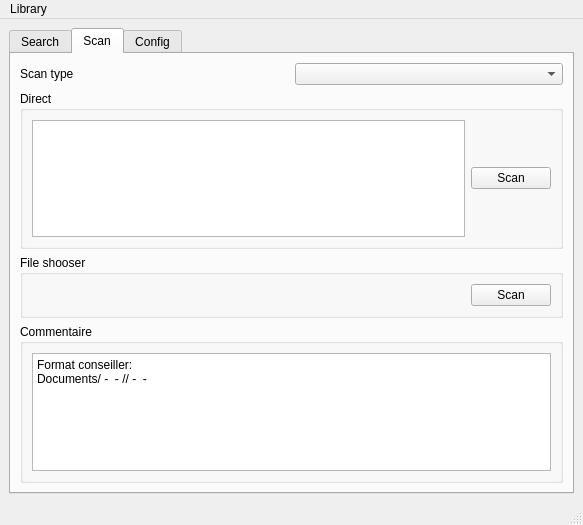
sbrunner/edocuments, file ui/main.ui: the form before one commit.
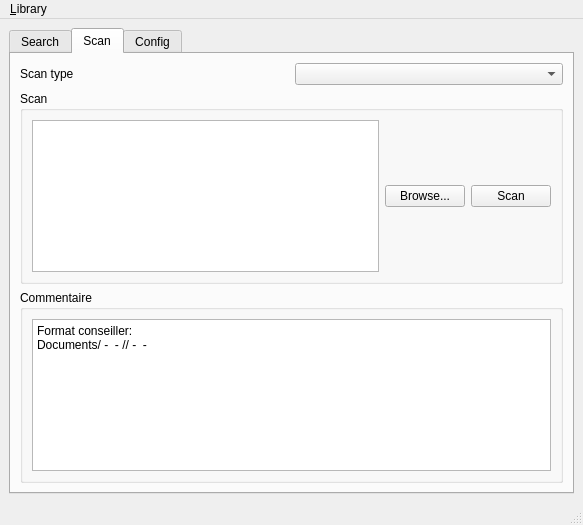
The form after the commit. The open tabs and pages were chosen to show the change.

```diff
--- a/ui/main.ui
+++ b/ui/main.ui
@@ -86,7 +86,7 @@
         <item>
          <widget class="QGroupBox" name="dirrect">
           <property name="title">
-           <string>Direct</string>
+           <string>Scan</string>
           </property>
           <layout class="QHBoxLayout" name="horizontalLayout_5">
            <item>
@@ -96,6 +96,13 @@
              </property>
             </widget>
            </item>
+           <item>
+            <widget class="QPushButton" name="pushButton">
+             <property name="text">
+              <string>Browse...</string>
+             </property>
+            </widget>
+           </item>
            <item>
             <widget class="QPushButton" name="direct_scan">
              <property name="text">
@@ -106,39 +113,6 @@
           </layout>
          </widget>
         </item>
-        <item>
-         <widget class="QGroupBox" name="chooser">
-          <property name="title">
-           <string>File shooser</string>
-          </property>
-          <layout class="QHBoxLayout" name="horizontalLayout_6">
-           <item>
-            <layout class="QHBoxLayout" name="horizontalLayout_4">
-             <item>
-              <spacer name="horizontalSpacer">
-               <property name="orientation">
-                <enum>Qt::Horizontal</enum>
-               </property>
-               <property name="sizeHint" stdset="0">
-                <size>
-                 <width>40</width>
-                 <height>20</height>
-                </size>
-               </property>
-              </spacer>
-             </item>
-             <item>
-              <widget class="QPushButton" name="pushButton">
-               <property name="text">
-                <string>Scan</string>
-               </property>
-              </widget>
-             </item>
-            </layout>
-           </item>
-          </layout>
-         </widget>
-        </item>
         <item>
          <widget class="QGroupBox" name="groupBox">
           <property name="title">
@@ -201,12 +175,12 @@
      <x>0</x>
      <y>0</y>
      <width>583</width>
-     <height>25</height>
+     <height>24</height>
     </rect>
    </property>
    <widget class="QMenu" name="menuUpdate_library">
     <property name="title">
-     <string>Library</string>
+     <string>&amp;Library</string>
     </property>
     <addaction name="actionUpdate"/>
    </widget>
```
Left out of the diff: 6 changed lines with no effect on the pictures.
